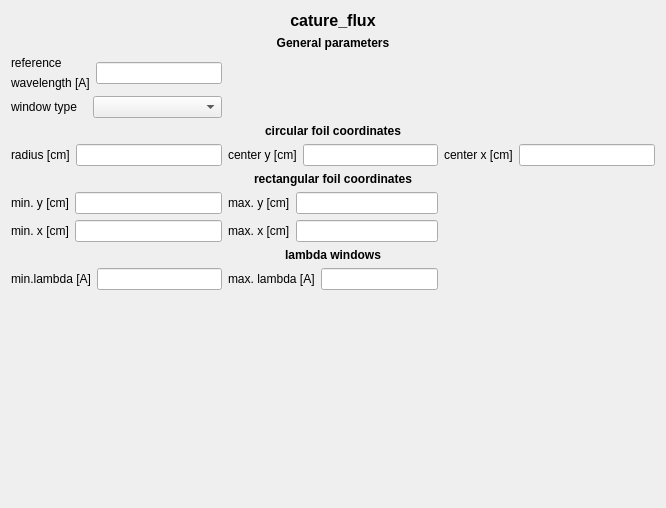
Above: GUI-Qt/capture_flux.ui from vitess-neutron/vitess before the change. Below: the same form after it.
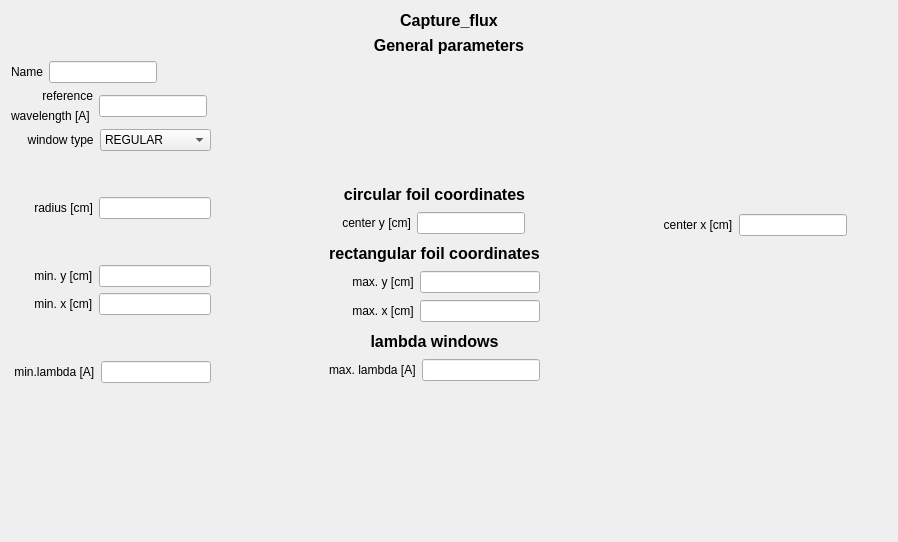
That is the form after the change.

```diff
--- a/GUI-Qt/capture_flux.ui
+++ b/GUI-Qt/capture_flux.ui
@@ -6,198 +6,449 @@
    <rect>
     <x>0</x>
     <y>0</y>
-    <width>666</width>
-    <height>508</height>
+    <width>898</width>
+    <height>542</height>
    </rect>
   </property>
   <property name="windowTitle">
    <string>Form</string>
   </property>
-  <layout class="QGridLayout" name="gridLayout_2">
-   <item row="0" column="0" colspan="3">
+  <layout class="QVBoxLayout" name="verticalLayout_4">
+   <item>
+    <widget class="QLabel" name="label_18">
+     <property name="font">
+      <font>
+       <pointsize>12</pointsize>
+       <weight>75</weight>
+       <bold>true</bold>
+      </font>
+     </property>
+     <property name="text">
+      <string>Capture_flux</string>
+     </property>
+     <property name="alignment">
+      <set>Qt::AlignCenter</set>
+     </property>
+    </widget>
+   </item>
+   <item>
+    <widget class="QLabel" name="label_5">
+     <property name="font">
+      <font>
+       <pointsize>12</pointsize>
+       <weight>75</weight>
+       <bold>true</bold>
+      </font>
+     </property>
+     <property name="text">
+      <string>General parameters</string>
+     </property>
+     <property name="alignment">
+      <set>Qt::AlignCenter</set>
+     </property>
+    </widget>
+   </item>
+   <item>
+    <layout class="QHBoxLayout" name="horizontalLayout_2">
+     <item>
     <widget class="QLabel" name="label_4">
-     <property name="font">
-      <font>
-       <pointsize>12</pointsize>
-       <weight>75</weight>
-       <bold>true</bold>
-      </font>
-     </property>
      <property name="text">
-      <string>cature_flux</string>
-     </property>
-     <property name="alignment">
-      <set>Qt::AlignCenter</set>
-     </property>
-    </widget>
-   </item>
-   <item row="9" column="1">
-    <layout class="QFormLayout" name="formLayout_10">
-     <item row="0" column="0">
-      <widget class="QLabel" name="label_14">
-       <property name="text">
-        <string>max. x [cm]</string>
+        <string>Name</string>
+       </property>
+      </widget>
+     </item>
+     <item>
+      <widget class="QLineEdit" name="lineEdit">
+       <property name="sizePolicy">
+        <sizepolicy hsizetype="Preferred" vsizetype="Fixed">
+         <horstretch>0</horstretch>
+         <verstretch>0</verstretch>
+        </sizepolicy>
        </property>
       </widget>
      </item>
-     <item row="0" column="1">
-      <widget class="QLineEdit" name="lineMaxX"/>
+     <item>
+      <spacer name="horizontalSpacer_4">
+       <property name="orientation">
+        <enum>Qt::Horizontal</enum>
+       </property>
+       <property name="sizeType">
+        <enum>QSizePolicy::Expanding</enum>
+       </property>
+       <property name="sizeHint" stdset="0">
+        <size>
+         <width>620</width>
+         <height>20</height>
+        </size>
+       </property>
+      </spacer>
      </item>
     </layout>
    </item>
-   <item row="2" column="0">
+   <item>
+    <layout class="QHBoxLayout" name="horizontalLayout">
+     <item>
+      <layout class="QVBoxLayout" name="verticalLayout">
+       <item>
     <layout class="QGridLayout" name="gridLayout">
      <item row="0" column="0">
       <widget class="QLabel" name="label_6">
+           <property name="sizePolicy">
+            <sizepolicy hsizetype="Minimum" vsizetype="Preferred">
+             <horstretch>0</horstretch>
+             <verstretch>0</verstretch>
+            </sizepolicy>
+           </property>
        <property name="text">
         <string>reference</string>
        </property>
+           <property name="alignment">
+            <set>Qt::AlignRight|Qt::AlignTrailing|Qt::AlignVCenter</set>
+           </property>
       </widget>
      </item>
      <item row="0" column="1" rowspan="2">
-      <widget class="QLineEdit" name="lineWavelen"/>
+          <widget class="QLineEdit" name="lineWavelen">
+           <property name="sizePolicy">
+            <sizepolicy hsizetype="Fixed" vsizetype="Fixed">
+             <horstretch>0</horstretch>
+             <verstretch>0</verstretch>
+            </sizepolicy>
+           </property>
+          </widget>
      </item>
      <item row="1" column="0">
       <widget class="QLabel" name="label_7">
+           <property name="sizePolicy">
+            <sizepolicy hsizetype="Minimum" vsizetype="Preferred">
+             <horstretch>0</horstretch>
+             <verstretch>0</verstretch>
+            </sizepolicy>
+           </property>
        <property name="text">
-        <string>wavelength [A]</string>
-       </property>
-      </widget>
-     </item>
-    </layout>
-   </item>
-   <item row="5" column="2">
-    <layout class="QFormLayout" name="formLayout_3">
+            <string>wavelength [A] </string>
+           </property>
+           <property name="alignment">
+            <set>Qt::AlignRight|Qt::AlignTrailing|Qt::AlignVCenter</set>
+           </property>
+          </widget>
+         </item>
+         <item row="0" column="2" rowspan="2">
+          <spacer name="horizontalSpacer">
+           <property name="orientation">
+            <enum>Qt::Horizontal</enum>
+           </property>
+           <property name="sizeType">
+            <enum>QSizePolicy::Expanding</enum>
+           </property>
+           <property name="sizeHint" stdset="0">
+            <size>
+             <width>4</width>
+             <height>20</height>
+            </size>
+           </property>
+          </spacer>
+         </item>
+        </layout>
+       </item>
+       <item>
+        <layout class="QFormLayout" name="formLayout_4">
      <item row="0" column="0">
-      <widget class="QLabel" name="label_3">
+          <widget class="QLabel" name="label_8">
        <property name="text">
-        <string>center x [cm]</string>
+            <string>     window type</string>
        </property>
       </widget>
      </item>
      <item row="0" column="1">
-      <widget class="QLineEdit" name="lineCenterX"/>
-     </item>
-    </layout>
-   </item>
-   <item row="11" column="0">
-    <layout class="QFormLayout" name="formLayout_12">
-     <item row="0" column="0">
-      <widget class="QLabel" name="label_16">
+          <widget class="QComboBox" name="comboWtype">
+           <property name="sizePolicy">
+            <sizepolicy hsizetype="Expanding" vsizetype="Fixed">
+             <horstretch>0</horstretch>
+             <verstretch>0</verstretch>
+            </sizepolicy>
+           </property>
+           <item>
+            <property name="text">
+             <string>REGULAR</string>
+            </property>
+           </item>
+           <item>
        <property name="text">
-        <string>min.lambda [A]</string>
-       </property>
-      </widget>
-     </item>
-     <item row="0" column="1">
-      <widget class="QLineEdit" name="lineMinLambda"/>
-     </item>
-    </layout>
-   </item>
-   <item row="5" column="0">
+             <string>CIRCULAR</string>
+            </property>
+           </item>
+          </widget>
+         </item>
+        </layout>
+       </item>
+       <item>
+        <spacer name="verticalSpacer_6">
+         <property name="orientation">
+          <enum>Qt::Vertical</enum>
+         </property>
+         <property name="sizeType">
+          <enum>QSizePolicy::Preferred</enum>
+         </property>
+         <property name="sizeHint" stdset="0">
+          <size>
+           <width>20</width>
+           <height>40</height>
+          </size>
+         </property>
+        </spacer>
+       </item>
+       <item>
     <layout class="QFormLayout" name="formLayout">
      <item row="0" column="0">
       <widget class="QLabel" name="label">
        <property name="text">
-        <string>radius [cm]</string>
+            <string>       radius [cm]</string>
        </property>
       </widget>
      </item>
      <item row="0" column="1">
-      <widget class="QLineEdit" name="lineRadius"/>
+          <widget class="QLineEdit" name="lineRadius">
+           <property name="sizePolicy">
+            <sizepolicy hsizetype="Preferred" vsizetype="Fixed">
+             <horstretch>0</horstretch>
+             <verstretch>0</verstretch>
+            </sizepolicy>
+           </property>
+          </widget>
      </item>
     </layout>
    </item>
-   <item row="8" column="0">
+       <item>
+        <spacer name="verticalSpacer_7">
+         <property name="orientation">
+          <enum>Qt::Vertical</enum>
+         </property>
+         <property name="sizeHint" stdset="0">
+          <size>
+           <width>20</width>
+           <height>40</height>
+          </size>
+         </property>
+        </spacer>
+       </item>
+       <item>
     <layout class="QFormLayout" name="formLayout_5">
      <item row="0" column="0">
       <widget class="QLabel" name="label_11">
        <property name="text">
-        <string>min. y [cm]</string>
+            <string>       min. y [cm]</string>
        </property>
       </widget>
      </item>
      <item row="0" column="1">
-      <widget class="QLineEdit" name="lineMinY"/>
+          <widget class="QLineEdit" name="lineMinY">
+           <property name="sizePolicy">
+            <sizepolicy hsizetype="Preferred" vsizetype="Fixed">
+             <horstretch>0</horstretch>
+             <verstretch>0</verstretch>
+            </sizepolicy>
+           </property>
+          </widget>
      </item>
     </layout>
    </item>
-   <item row="11" column="1">
-    <layout class="QFormLayout" name="formLayout_11">
+       <item>
+        <layout class="QFormLayout" name="formLayout_9">
      <item row="0" column="0">
-      <widget class="QLabel" name="label_17">
+          <widget class="QLabel" name="label_13">
        <property name="text">
-        <string>max. lambda [A]</string>
+            <string>       min. x [cm]</string>
        </property>
       </widget>
      </item>
      <item row="0" column="1">
-      <widget class="QLineEdit" name="lineMaxLambda"/>
+          <widget class="QLineEdit" name="lineMinX">
+           <property name="sizePolicy">
+            <sizepolicy hsizetype="Preferred" vsizetype="Fixed">
+             <horstretch>0</horstretch>
+             <verstretch>0</verstretch>
+            </sizepolicy>
+           </property>
+          </widget>
      </item>
     </layout>
    </item>
-   <item row="3" column="0">
-    <layout class="QFormLayout" name="formLayout_4">
+       <item>
+        <spacer name="verticalSpacer_5">
+         <property name="orientation">
+          <enum>Qt::Vertical</enum>
+         </property>
+         <property name="sizeHint" stdset="0">
+          <size>
+           <width>20</width>
+           <height>40</height>
+          </size>
+         </property>
+        </spacer>
+       </item>
+       <item>
+        <layout class="QFormLayout" name="formLayout_12">
      <item row="0" column="0">
-      <widget class="QLabel" name="label_8">
+          <widget class="QLabel" name="label_16">
        <property name="text">
-        <string>window type   </string>
+            <string> min.lambda [A]</string>
        </property>
       </widget>
      </item>
      <item row="0" column="1">
-      <widget class="QComboBox" name="comboWtype"/>
+          <widget class="QLineEdit" name="lineMinLambda">
+           <property name="sizePolicy">
+            <sizepolicy hsizetype="Preferred" vsizetype="Fixed">
+             <horstretch>0</horstretch>
+             <verstretch>0</verstretch>
+            </sizepolicy>
+           </property>
+          </widget>
      </item>
     </layout>
    </item>
-   <item row="5" column="1">
+      </layout>
+     </item>
+     <item>
+      <spacer name="horizontalSpacer_2">
+       <property name="orientation">
+        <enum>Qt::Horizontal</enum>
+       </property>
+       <property name="sizeType">
+        <enum>QSizePolicy::Expanding</enum>
+       </property>
+       <property name="sizeHint" stdset="0">
+        <size>
+         <width>15</width>
+         <height>20</height>
+        </size>
+       </property>
+      </spacer>
+     </item>
+     <item>
+      <layout class="QVBoxLayout" name="verticalLayout_2">
+       <item>
+        <spacer name="verticalSpacer_4">
+         <property name="orientation">
+          <enum>Qt::Vertical</enum>
+         </property>
+         <property name="sizeType">
+          <enum>QSizePolicy::Preferred</enum>
+         </property>
+         <property name="sizeHint" stdset="0">
+          <size>
+           <width>20</width>
+           <height>93</height>
+          </size>
+         </property>
+        </spacer>
+       </item>
+       <item>
+        <widget class="QLabel" name="label_9">
+         <property name="font">
+          <font>
+           <pointsize>12</pointsize>
+           <weight>75</weight>
+           <bold>true</bold>
+          </font>
+         </property>
+         <property name="text">
+          <string>circular foil coordinates</string>
+         </property>
+         <property name="alignment">
+          <set>Qt::AlignCenter</set>
+         </property>
+        </widget>
+       </item>
+       <item>
     <layout class="QFormLayout" name="formLayout_2">
+         <property name="topMargin">
+          <number>0</number>
+         </property>
      <item row="0" column="0">
       <widget class="QLabel" name="label_2">
        <property name="text">
-        <string>center y [cm]</string>
+            <string>    center y [cm]</string>
        </property>
       </widget>
      </item>
      <item row="0" column="1">
-      <widget class="QLineEdit" name="lineCenterY"/>
+          <widget class="QLineEdit" name="lineCenterY">
+           <property name="sizePolicy">
+            <sizepolicy hsizetype="Fixed" vsizetype="Fixed">
+             <horstretch>0</horstretch>
+             <verstretch>0</verstretch>
+            </sizepolicy>
+           </property>
+          </widget>
      </item>
     </layout>
    </item>
-   <item row="8" column="1">
+       <item>
+        <widget class="QLabel" name="label_10">
+         <property name="font">
+          <font>
+           <pointsize>12</pointsize>
+           <weight>75</weight>
+           <bold>true</bold>
+          </font>
+         </property>
+         <property name="text">
+          <string>rectangular foil coordinates</string>
+         </property>
+         <property name="alignment">
+          <set>Qt::AlignCenter</set>
+         </property>
+        </widget>
+       </item>
+       <item>
     <layout class="QFormLayout" name="formLayout_8">
      <item row="0" column="0">
       <widget class="QLabel" name="label_12">
        <property name="text">
-        <string>max. y [cm]</string>
+            <string>       max. y [cm]</string>
        </property>
       </widget>
      </item>
      <item row="0" column="1">
-      <widget class="QLineEdit" name="lineMaxY"/>
+          <widget class="QLineEdit" name="lineMaxY">
+           <property name="sizePolicy">
+            <sizepolicy hsizetype="Preferred" vsizetype="Fixed">
+             <horstretch>0</horstretch>
+             <verstretch>0</verstretch>
+            </sizepolicy>
+           </property>
+          </widget>
      </item>
     </layout>
    </item>
-   <item row="4" column="0" colspan="3">
-    <widget class="QLabel" name="label_9">
-     <property name="font">
-      <font>
-       <weight>75</weight>
-       <bold>true</bold>
-      </font>
-     </property>
+       <item>
+        <layout class="QFormLayout" name="formLayout_10">
+         <item row="0" column="0">
+          <widget class="QLabel" name="label_14">
      <property name="text">
-      <string>circular foil coordinates</string>
-     </property>
-     <property name="alignment">
-      <set>Qt::AlignCenter</set>
+            <string>       max. x [cm]</string>
+           </property>
+          </widget>
+         </item>
+         <item row="0" column="1">
+          <widget class="QLineEdit" name="lineMaxX">
+           <property name="sizePolicy">
+            <sizepolicy hsizetype="Preferred" vsizetype="Fixed">
+             <horstretch>0</horstretch>
+             <verstretch>0</verstretch>
+            </sizepolicy>
      </property>
     </widget>
    </item>
-   <item row="10" column="1">
+        </layout>
+       </item>
+       <item>
     <widget class="QLabel" name="label_15">
      <property name="font">
       <font>
+           <pointsize>12</pointsize>
        <weight>75</weight>
        <bold>true</bold>
       </font>
@@ -210,53 +461,118 @@
      </property>
     </widget>
    </item>
-   <item row="9" column="0">
-    <layout class="QFormLayout" name="formLayout_9">
+       <item>
+        <layout class="QFormLayout" name="formLayout_11">
      <item row="0" column="0">
-      <widget class="QLabel" name="label_13">
+          <widget class="QLabel" name="label_17">
        <property name="text">
-        <string>min. x [cm]</string>
+            <string>max. lambda [A]</string>
        </property>
       </widget>
      </item>
      <item row="0" column="1">
-      <widget class="QLineEdit" name="lineMinX"/>
+          <widget class="QLineEdit" name="lineMaxLambda">
+           <property name="sizePolicy">
+            <sizepolicy hsizetype="Preferred" vsizetype="Fixed">
+             <horstretch>0</horstretch>
+             <verstretch>0</verstretch>
+            </sizepolicy>
+           </property>
+          </widget>
      </item>
     </layout>
    </item>
-   <item row="1" column="0" colspan="3">
-    <widget class="QLabel" name="label_5">
-     <property name="font">
-      <font>
-       <weight>75</weight>
-       <bold>true</bold>
-      </font>
-     </property>
-     <property name="text">
-      <string>General parameters</string>
-     </property>
-     <property name="alignment">
-      <set>Qt::AlignCenter</set>
-     </property>
-    </widget>
-   </item>
-   <item row="6" column="0" colspan="3">
-    <widget class="QLabel" name="label_10">
-     <property name="font">
-      <font>
-       <weight>75</weight>
-       <bold>true</bold>
-      </font>
-     </property>
+      </layout>
+     </item>
+     <item>
+      <spacer name="horizontalSpacer_3">
+       <property name="orientation">
+        <enum>Qt::Horizontal</enum>
+       </property>
+       <property name="sizeType">
+        <enum>QSizePolicy::Expanding</enum>
+       </property>
+       <property name="sizeHint" stdset="0">
+        <size>
+         <width>34</width>
+         <height>20</height>
+        </size>
+       </property>
+      </spacer>
+     </item>
+     <item>
+      <layout class="QVBoxLayout" name="verticalLayout_3">
+       <item>
+        <spacer name="verticalSpacer_2">
+         <property name="orientation">
+          <enum>Qt::Vertical</enum>
+         </property>
+         <property name="sizeType">
+          <enum>QSizePolicy::Preferred</enum>
+         </property>
+         <property name="sizeHint" stdset="0">
+          <size>
+           <width>20</width>
+           <height>125</height>
+          </size>
+         </property>
+        </spacer>
+       </item>
+       <item>
+        <layout class="QFormLayout" name="formLayout_3">
+         <item row="0" column="0">
+          <widget class="QLabel" name="label_3">
      <property name="text">
-      <string>rectangular foil coordinates</string>
-     </property>
-     <property name="alignment">
-      <set>Qt::AlignCenter</set>
+            <string>  center x [cm]</string>
+           </property>
+          </widget>
+         </item>
+         <item row="0" column="1">
+          <widget class="QLineEdit" name="lineCenterX">
+           <property name="sizePolicy">
+            <sizepolicy hsizetype="Fixed" vsizetype="Fixed">
+             <horstretch>0</horstretch>
+             <verstretch>0</verstretch>
+            </sizepolicy>
      </property>
     </widget>
    </item>
-   <item row="12" column="1">
+        </layout>
+       </item>
+       <item>
+        <spacer name="verticalSpacer_3">
+         <property name="orientation">
+          <enum>Qt::Vertical</enum>
+         </property>
+         <property name="sizeHint" stdset="0">
+          <size>
+           <width>20</width>
+           <height>40</height>
+          </size>
+         </property>
+        </spacer>
+       </item>
+      </layout>
+     </item>
+     <item>
+      <spacer name="horizontalSpacer_5">
+       <property name="orientation">
+        <enum>Qt::Horizontal</enum>
+       </property>
+       <property name="sizeType">
+        <enum>QSizePolicy::Preferred</enum>
+       </property>
+       <property name="sizeHint" stdset="0">
+        <size>
+         <width>40</width>
+         <height>20</height>
+        </size>
+       </property>
+      </spacer>
+     </item>
+    </layout>
+   </item>
+   <item>
     <spacer name="verticalSpacer">
      <property name="orientation">
       <enum>Qt::Vertical</enum>
```
Lines whose indentation alone changed are shown as unchanged.
